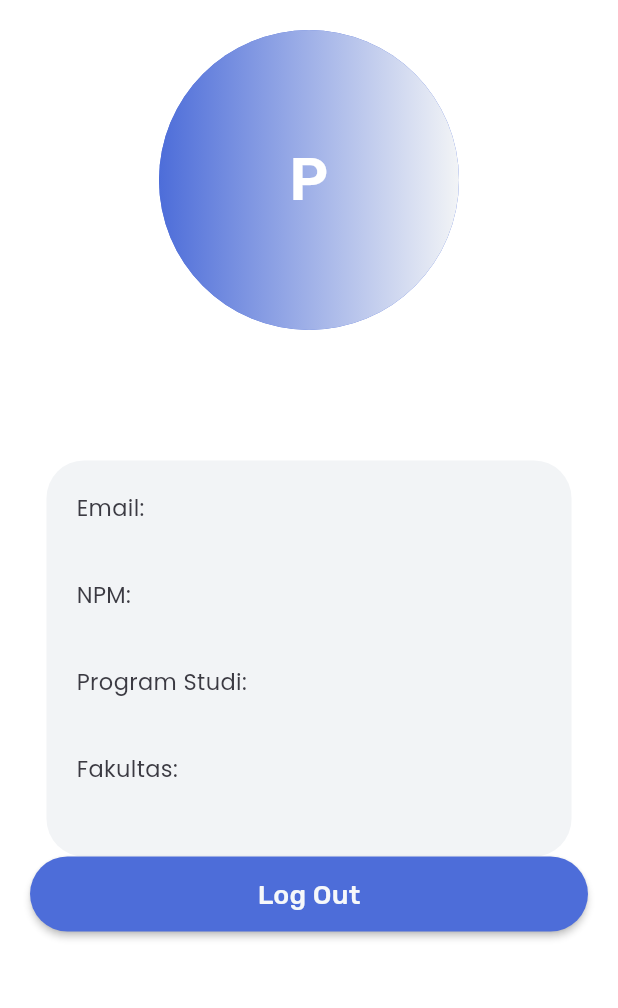
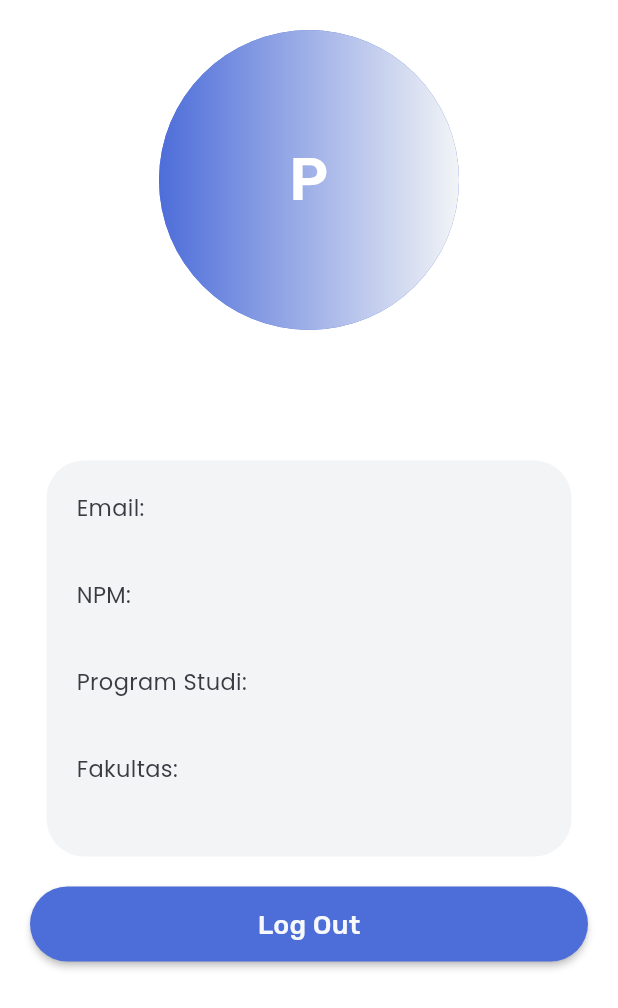
Before and after one commit to fionayovita/UniBike, a Flutter app: the ProfilePage screen opened by its route, on a phone screen of 412 x 824 dp. Shown: the top 1008 px of the screen. Run offline on Flutter 3.47's test engine with Material 2 defaults, Android fonts, the phone set to English and light mode, and no system bars; our stand-ins replace cloud_firestore, curved_navigation_bar, firebase_auth, google_fonts; accounts and stored records are empty; network calls fail.

Commit message:
Merapihkan source code

```diff
--- a/lib/main.dart
+++ b/lib/main.dart
@@ -1,6 +1,5 @@
 import 'package:firebase_core/firebase_core.dart';
 import 'package:flutter/material.dart';
-import 'package:shared_preferences/shared_preferences.dart';
 import 'package:unibike/common/styles.dart';
 import 'package:unibike/ui/bike_detail_page.dart';
 import 'package:unibike/ui/home_page.dart';
@@ -10,7 +9,6 @@ import 'package:unibike/ui/profile_page.dart';
 import 'package:unibike/ui/register_page.dart';
 import 'package:unibike/ui/splash_screen.dart';
 import 'package:unibike/ui/status_pinjam_page.dart';
-import 'package:unibike/widgets/card_sepeda.dart';
 
 import 'model/bike_model.dart';
 
@@ -38,7 +36,6 @@ class MyApp extends StatelessWidget {
         BikeDetailPage.routeName: (context) => BikeDetailPage(
             bike: ModalRoute.of(context)?.settings.arguments as Bike)
       },
-      // home: email == null ? RegisterPage() : HomePage(),
     );
   }
 }
--- a/lib/ui/profile_page.dart
+++ b/lib/ui/profile_page.dart
@@ -2,7 +2,6 @@ import 'package:cloud_firestore/cloud_firestore.dart';
 import 'package:firebase_auth/firebase_auth.dart';
 import 'package:flutter/cupertino.dart';
 import 'package:flutter/material.dart';
-import 'package:shared_preferences/shared_preferences.dart';
 import 'package:unibike/common/styles.dart';
 import 'package:unibike/ui/login_page.dart';
 
@@ -21,7 +20,6 @@ class _ProfilePageState extends State<ProfilePage> {
 
   @override
   Widget build(BuildContext context) {
-    String defaultUser = 'User';
     String currentUser = firebase.currentUser!.uid.toString();
 
     return Scaffold(
@@ -56,17 +54,23 @@ class _ProfilePageState extends State<ProfilePage> {
                         width: 200.0,
                         height: 200.0,
                         decoration: BoxDecoration(
-                            boxShadow: [BoxShadow(color: secondaryColor)],
-                            borderRadius: BorderRadius.circular(100.0),
-                            gradient: LinearGradient(
-                                colors: [secondaryColor, whiteBackground])),
+                          boxShadow: [
+                            BoxShadow(color: secondaryColor),
+                          ],
+                          borderRadius: BorderRadius.circular(100.0),
+                          gradient: LinearGradient(
+                            colors: [secondaryColor, whiteBackground],
+                          ),
+                        ),
                         child: CircleAvatar(
                           backgroundColor: Colors.transparent,
-                          child: Text('P',
-                              style: TextStyle(
-                                  color: Colors.white,
-                                  fontSize: 40.0,
-                                  fontWeight: FontWeight.bold)),
+                          child: Text(
+                            'P',
+                            style: TextStyle(
+                                color: Colors.white,
+                                fontSize: 40.0,
+                                fontWeight: FontWeight.bold),
+                          ),
                         ),
                       ),
                       SizedBox(height: 25.0),
@@ -140,6 +144,7 @@ class _ProfilePageState extends State<ProfilePage> {
                           ],
                         ),
                       ),
+                      SizedBox(height: 20),
                       MaterialButton(
                         child: Text('Log Out',
                             style: Theme.of(context).textTheme.headline6),
@@ -159,7 +164,6 @@ class _ProfilePageState extends State<ProfilePage> {
                     ],
                   );
                 }
-
                 return CircularProgressIndicator();
               },
             ),
--- a/lib/widgets/card_sepeda.dart
+++ b/lib/widgets/card_sepeda.dart
@@ -3,7 +3,6 @@ import 'package:flutter/material.dart';
 import 'package:unibike/common/styles.dart';
 import 'package:unibike/model/bike_model.dart';
 import 'package:unibike/ui/bike_detail_page.dart';
-import 'package:unibike/widgets/dropdown_menu.dart';
 
 class CardSepeda extends StatelessWidget {
   final Bike bike;
--- a/lib/widgets/list_sepeda.dart
+++ b/lib/widgets/list_sepeda.dart
@@ -4,10 +4,9 @@ import 'package:provider/provider.dart';
 import 'package:unibike/api/api_service.dart';
 import 'package:unibike/provider/bike_provider.dart';
 import 'package:unibike/widgets/card_sepeda.dart';
-import 'package:unibike/widgets/dropdown_menu.dart';
 
 class ListSepeda extends StatelessWidget {
-  int length;
+  final int length;
   ListSepeda({required this.length});
 
   @override
--- a/pubspec.yaml
+++ b/pubspec.yaml
@@ -41,7 +41,6 @@ dependencies:
   cloud_firestore: ^3.1.1
   curved_navigation_bar: ^1.0.1
   intl: ^0.17.0
-  shared_preferences: ^2.0.9
 
 dev_dependencies:
   flutter_test:
```
Also changed, not shown: lib/common/styles.dart (+10 -5 lines), lib/data/preferences_helper.dart (deleted, +0 -19 lines), lib/model/bike_model.dart (+0 -9 lines), lib/provider/preferences_provider.dart (deleted, +0 -23 lines), lib/ui/bike_detail_page.dart (+23 -16 lines), lib/ui/home_page.dart (+5 -12 lines), lib/ui/login_page.dart (+10 -7 lines), lib/ui/main_page.dart (+0 -30 lines), lib/ui/register_page.dart (+8 -9 lines), lib/ui/status_pinjam_page.dart (+9 -13 lines), lib/widgets/dropdown_menu.dart (+9 -5 lines), pubspec.lock.
